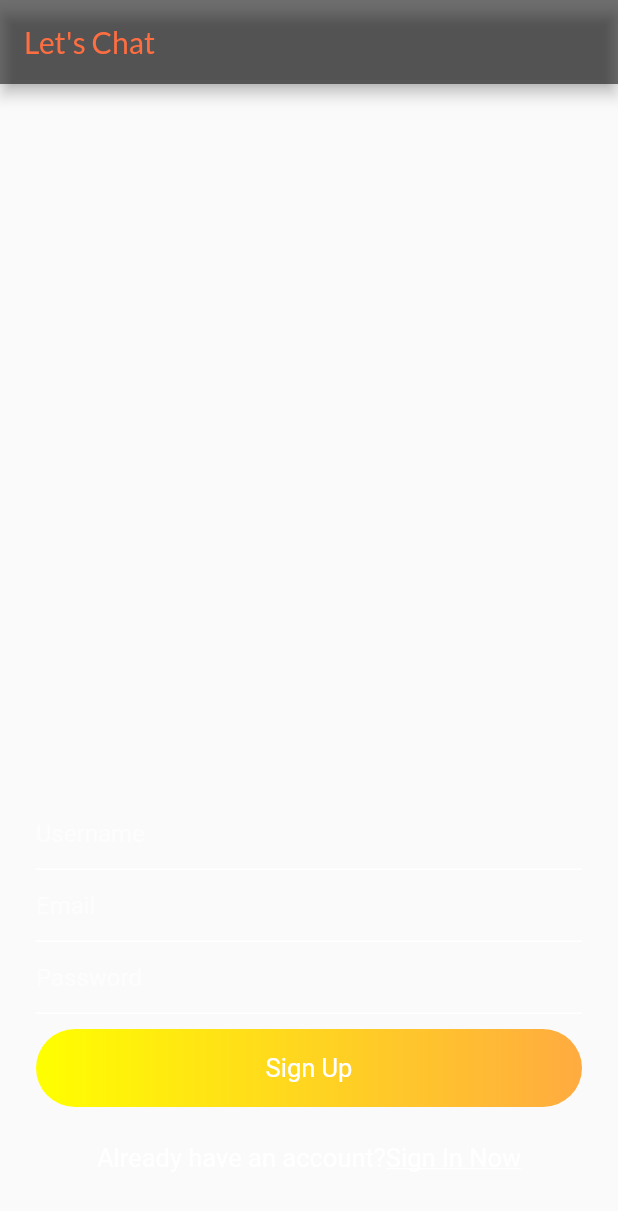
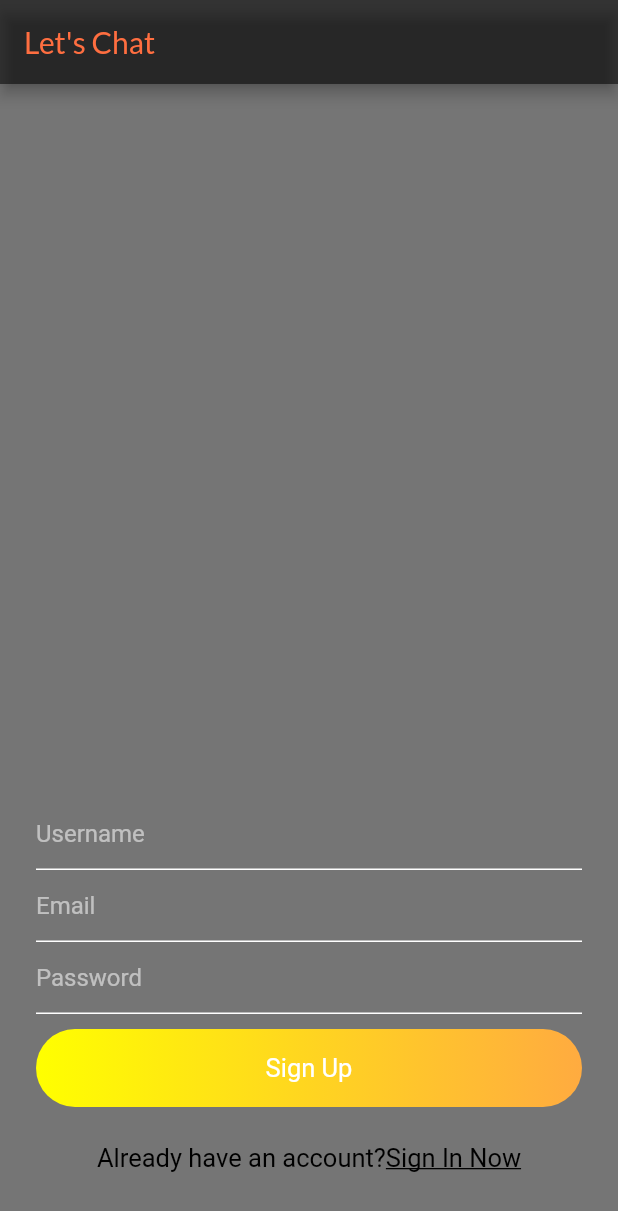
Before and after one commit to hiralrnagda/Lets-Chat, a Flutter app: the screen it shows after launch, after a tap on "Sign In", after a tap on "Register Now", on a phone screen of 412 x 824 dp. Shown: the top 1211 px of the screen. Run offline on Flutter 3.47's test engine with Material 2 defaults, Android fonts, the phone set to English and light mode, and no system bars; our stand-ins replace cloud_firestore, firebase_auth, firebase_core, fluttertoast, geolocator, google_fonts and 1 more; accounts and stored records are empty; network calls fail.

Commit message:
some more changes

```diff
--- a/lib/views/chatRoomScreen.dart
+++ b/lib/views/chatRoomScreen.dart
@@ -72,6 +72,7 @@ class _ChatRoomState extends State<ChatRoom> {
   @override
   Widget build(BuildContext context) {
     return Scaffold(
+      backgroundColor: Colors.black54,
       appBar: AppBar(
         backgroundColor: Colors.black54,
         title: Text("Let's Chat",style: GoogleFonts.lato(fontSize: 20,color: Colors.deepOrangeAccent),),
@@ -92,6 +93,7 @@ class _ChatRoomState extends State<ChatRoom> {
       ),
       body: Container(child: chatRoomList()),
       floatingActionButton: FloatingActionButton(
+        backgroundColor: Colors.orangeAccent,
         onPressed: () {
           Navigator.push(
               context, MaterialPageRoute(builder: (context) => SearchScreen()));
@@ -124,13 +126,13 @@ class ChatRoomTile extends StatelessWidget {
                 builder: (context) => ConversationScreen(chatRoomId)));
       },
       child: Container(
-        color: Colors.black26,
+        color: Colors.orangeAccent.shade100,
         padding: EdgeInsets.symmetric(horizontal: 24, vertical: 16),
         child: Row(
           children: [
             CircleAvatar(
               radius: 20,
-              backgroundColor: Colors.blue.shade200,
+              backgroundColor: Colors.orangeAccent,
               child: Text(
                 "${userName.substring(0, 1).toUpperCase()}",
                 textAlign: TextAlign.center,
--- a/lib/views/conversationScreen.dart
+++ b/lib/views/conversationScreen.dart
@@ -69,6 +69,7 @@ class _ConversationScreenState extends State<ConversationScreen> {
   @override
   Widget build(BuildContext context) {
     return Scaffold(
+      backgroundColor: Colors.black54,
       appBar: appBarMain(context),
       body: Container(
         child: Stack(
@@ -104,7 +105,7 @@ class _ConversationScreenState extends State<ConversationScreen> {
                           width: 40,
                           decoration: BoxDecoration(
                               borderRadius: BorderRadius.circular(40),
-                              color: Colors.black,),
+                              color: Colors.orange,),
 
                           padding: EdgeInsets.all(12),
                           child: Image.asset(
@@ -147,7 +148,7 @@ class MessageTile extends StatelessWidget {
         decoration: BoxDecoration(
           gradient: LinearGradient(
             colors: isSendByMe
-                ? [Colors.yellowAccent, Colors.orangeAccent]
+                ? [Colors.orangeAccent, Colors.orangeAccent]
                 : [const Color(0x1AFFFFFF), const Color(0x1AFFFFFF)],
           ),
           borderRadius: isSendByMe
--- a/lib/views/search.dart
+++ b/lib/views/search.dart
@@ -76,6 +76,7 @@ class _SearchScreenState extends State<SearchScreen> {
   Widget searchTile({String userName, String userEmail}) {
     return SingleChildScrollView(
       child: Container(
+        color: Colors.orangeAccent.shade100,
         padding: EdgeInsets.symmetric(horizontal: 24, vertical: 16),
         child: Row(
           children: [
@@ -99,7 +100,7 @@ class _SearchScreenState extends State<SearchScreen> {
               },
               child: Container(
                 decoration: BoxDecoration(
-                    color: Colors.blue,
+                    color: Colors.orangeAccent,
                     borderRadius: BorderRadius.circular(30)),
                 padding: EdgeInsets.symmetric(horizontal: 16, vertical: 8),
                 child: Text(
@@ -122,6 +123,7 @@ class _SearchScreenState extends State<SearchScreen> {
   @override
   Widget build(BuildContext context) {
     return Scaffold(
+      backgroundColor: Colors.black54,
       appBar: appBarMain(context),
       body: Container(
         child: Column(
@@ -150,7 +152,7 @@ class _SearchScreenState extends State<SearchScreen> {
                         width: 40,
                         decoration: BoxDecoration(
                             gradient: LinearGradient(colors: [
-                              Colors.yellowAccent,
+                              Colors.orange,
                               Colors.orangeAccent
                             ]),
                             borderRadius: BorderRadius.circular(40)),
--- a/lib/views/signin.dart
+++ b/lib/views/signin.dart
@@ -59,6 +59,7 @@ class _SigninState extends State<Signin> {
   @override
   Widget build(BuildContext context) {
     return Scaffold(
+      backgroundColor: Colors.black54,
       appBar: appBarMain(context),
       body: SingleChildScrollView(
         child: Container(
--- a/lib/views/signup.dart
+++ b/lib/views/signup.dart
@@ -64,6 +64,7 @@ class _SignupState extends State<Signup> {
   @override
   Widget build(BuildContext context) {
     return Scaffold(
+      backgroundColor: Colors.black54,
       appBar: appBarMain(context),
       body: isLoading
           ? Container(
@@ -161,7 +162,7 @@ class _SignupState extends State<Signup> {
                               child: Text(
                                 "Sign In Now",
                                 style: TextStyle(
-                                    color: Colors.white,
+                                    color: Colors.black,
                                     fontSize: 17,
                                     decoration: TextDecoration.underline),
                               ),
--- a/lib/widgets/widget.dart
+++ b/lib/widgets/widget.dart
@@ -2,9 +2,9 @@ import 'package:flutter/material.dart';
 import 'package:google_fonts/google_fonts.dart';
 
 Widget appBarMain(BuildContext context) {
-  return AppBar(
-    backgroundColor: Colors.black54,
+  return AppBar(backgroundColor: Colors.black54,
     title: Text("Let's Chat",style: GoogleFonts.lato(fontSize: 20,color: Colors.deepOrangeAccent),)
+
   );
 }
 
@@ -19,9 +19,9 @@ InputDecoration textFieldDecoration(String hintText) {
 }
 
 TextStyle simpleTextStyle() {
-  return TextStyle(color: Colors.white, fontSize: 16);
+  return TextStyle(color: Colors.black, fontSize: 16);
 }
 
 TextStyle mediumTextStyle() {
-  return TextStyle(color: Colors.white, fontSize: 17);
+  return TextStyle(color: Colors.black, fontSize: 17);
 }
```
